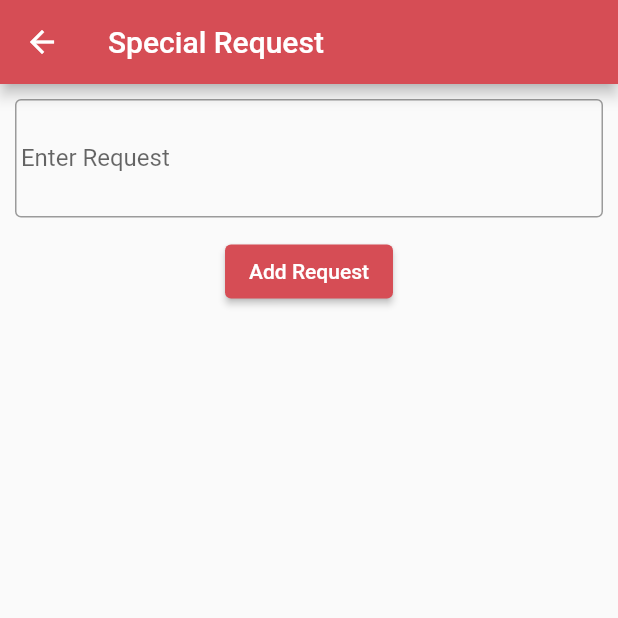
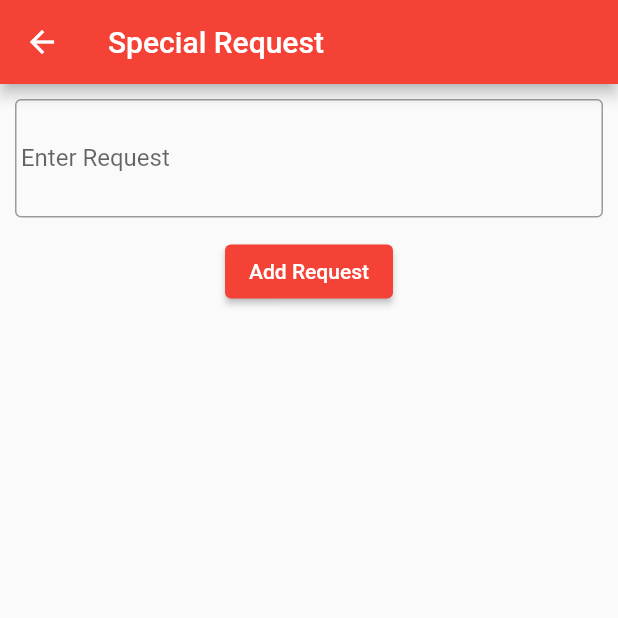
Before and after one commit to Asmit11/FoodKhana, a Flutter app: the SpecialRequest screen opened by its route, on a phone screen of 412 x 824 dp, the top half of it. Run offline on Flutter 3.47's test engine with Material 2 defaults, Android fonts, the phone set to English and light mode, and no system bars; our stand-ins replace cloud_firestore, firebase_auth, firebase_core, firebase_storage, flutter_local_notifications; accounts and stored records are empty.

Commit message:
Changes in SpecialRequest path

```diff
--- a/lib/screens/AddToCard.dart
+++ b/lib/screens/AddToCard.dart
@@ -46,6 +46,10 @@ class AddToCart extends StatelessWidget {
   Widget build(BuildContext context) {
     return Scaffold(
       appBar: AppBar(
+        leading: IconButton(onPressed: () {
+          Navigator.of(context).pushNamed("/dashboard");
+        },
+          icon: const Icon(Icons.arrow_back),),
         title: Text('Add to Cart'),
       ),
       body: ListView.builder(
--- a/lib/screens/SpecialRequest.dart
+++ b/lib/screens/SpecialRequest.dart
@@ -13,7 +13,7 @@ class _SpecialRequestState extends State<SpecialRequest> {
   Widget build(BuildContext context) {
     return Scaffold(
         appBar: AppBar(
-          backgroundColor: Color(0xffD64D55),
+          backgroundColor: Colors.red,
           leading: IconButton(onPressed: () {
             Navigator.of(context).pushNamed("/dashboard");
           },
@@ -42,8 +42,9 @@ class _SpecialRequestState extends State<SpecialRequest> {
               Padding(
                 padding: EdgeInsets.only(top: 12, bottom: 12),
                 child: ElevatedButton(
-                    style: ElevatedButton.styleFrom(primary: Color(0xffD64D55)),
+                    style: ElevatedButton.styleFrom(primary: Colors.red),
                     onPressed: () {
+                      Navigator.of(context).pushNamed("/addtocart");
                       final snackBar = SnackBar(
                         content: Text('Request Added'),
                       );
```
